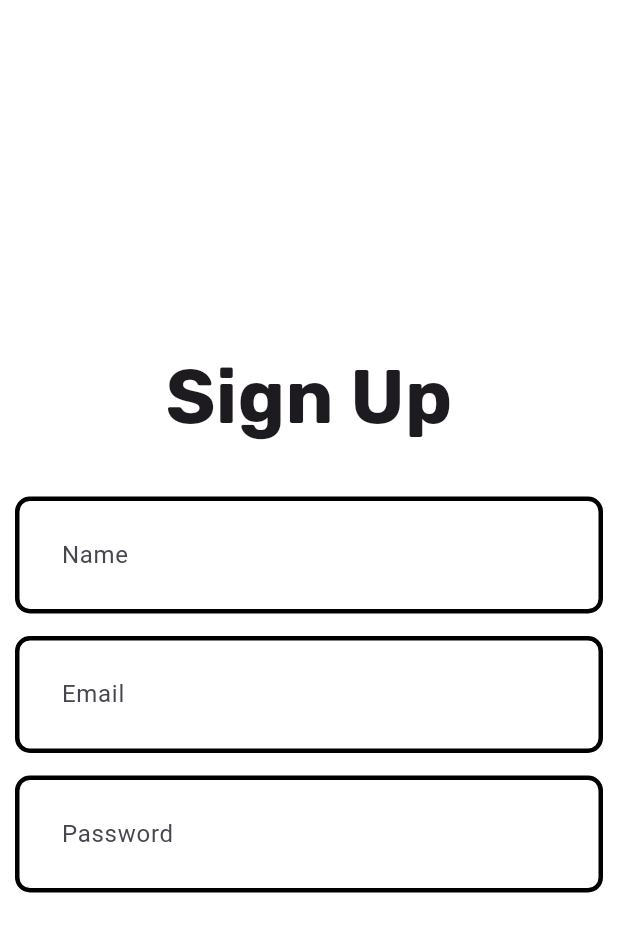
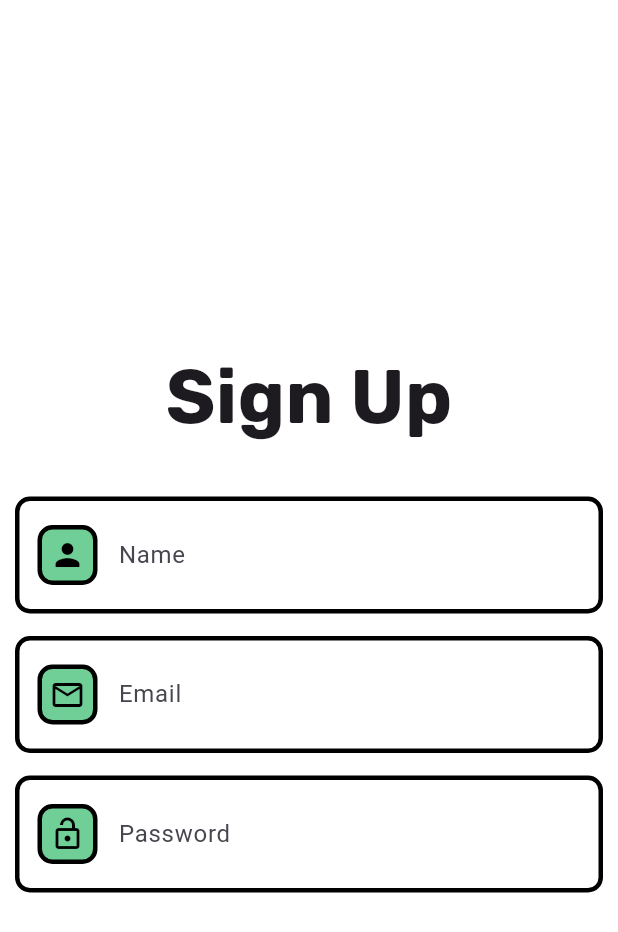
Before and after one commit to jnthn223/spendify, a Flutter app: the screen it shows after launch, on a phone screen of 412 x 824 dp. Shown: the top 932 px of the screen. Run offline on Flutter 3.47's test engine with Material 3 defaults, Android fonts, the phone set to English and light mode, and no system bars; our stand-ins replace google_fonts.

Commit message:
customize AuthField theme

```diff
--- a/lib/core/theme/theme.dart
+++ b/lib/core/theme/theme.dart
@@ -9,6 +9,10 @@ class AppTheme {
             width: 3,
           ),
           borderRadius: BorderRadius.circular(10));
+
+  static _getSystemBrightness(BuildContext context) =>
+      MediaQuery.of(context).platformBrightness;
+
   static final lightThemeMode = ThemeData.light().copyWith(
     scaffoldBackgroundColor: AppPallete.backgroundColor,
     inputDecorationTheme: InputDecorationTheme(
@@ -27,7 +31,14 @@ class AppTheme {
   );
 
   static ThemeData getTheme(BuildContext context) {
-    Brightness systemBrightness = MediaQuery.of(context).platformBrightness;
-    return systemBrightness == Brightness.dark ? darkThemeMode : lightThemeMode;
+    return _getSystemBrightness(context) == Brightness.dark
+        ? darkThemeMode
+        : lightThemeMode;
+  }
+
+  static Color getPrimaryTextColor(BuildContext context) {
+    return _getSystemBrightness(context) == Brightness.dark
+        ? AppPallete.primaryTextColorDark
+        : AppPallete.primaryTextColor;
   }
 }
--- a/lib/features/auth/presentation/pages/signup_page.dart
+++ b/lib/features/auth/presentation/pages/signup_page.dart
@@ -28,11 +28,15 @@ class _SignUpPageState extends State<SignUpPage> {
             SizedBox(height: 30),
             AuthField(hintText: 'Name'),
             SizedBox(height: 15),
-            AuthField(hintText: 'Email'),
+            AuthField(
+              hintText: 'Email',
+              icon: Icons.email_outlined,
+            ),
             SizedBox(height: 15),
             AuthField(
               hintText: 'Password',
               isObscureText: true,
+              icon: Icons.lock_open_outlined,
             ),
           ],
         ),
--- a/lib/features/auth/presentation/widgets/auth_field.dart
+++ b/lib/features/auth/presentation/widgets/auth_field.dart
@@ -1,12 +1,18 @@
 import 'package:flutter/material.dart';
+import 'package:spendify/core/theme/app_pallete.dart';
+import 'package:spendify/core/theme/theme.dart';
 
 class AuthField extends StatelessWidget {
   final String hintText;
   final bool isObscureText;
+  final Color iconColor;
+  final IconData icon;
   const AuthField({
     super.key,
     required this.hintText,
     this.isObscureText = false,
+    this.iconColor = AppPallete.accentColor1,
+    this.icon = Icons.person,
   });
 
   @override
@@ -15,6 +21,29 @@ class AuthField extends StatelessWidget {
       obscureText: isObscureText,
       decoration: InputDecoration(
         hintText: hintText,
+        prefixIcon: Padding(
+          padding: EdgeInsets.only(
+            left: 15,
+            right: 10,
+            top: 5,
+            bottom: 5,
+          ), // Adjust horizontal padding as needed
+          child: Container(
+            padding: EdgeInsets.all(5),
+            decoration: BoxDecoration(
+              border: Border.all(
+                color: AppTheme.getPrimaryTextColor(context),
+                width: 3,
+              ),
+              borderRadius: BorderRadius.circular(10),
+              color: iconColor,
+            ),
+            child: Icon(
+              icon,
+              color: AppTheme.getPrimaryTextColor(context),
+            ),
+          ),
+        ),
       ),
     );
   }
```
